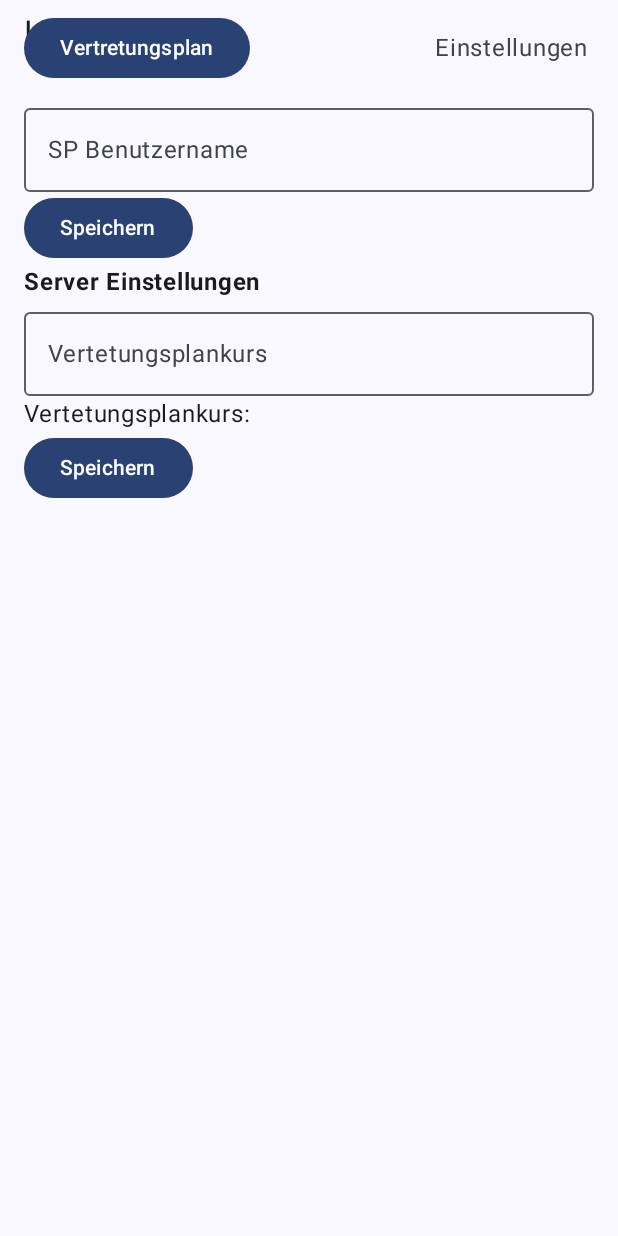
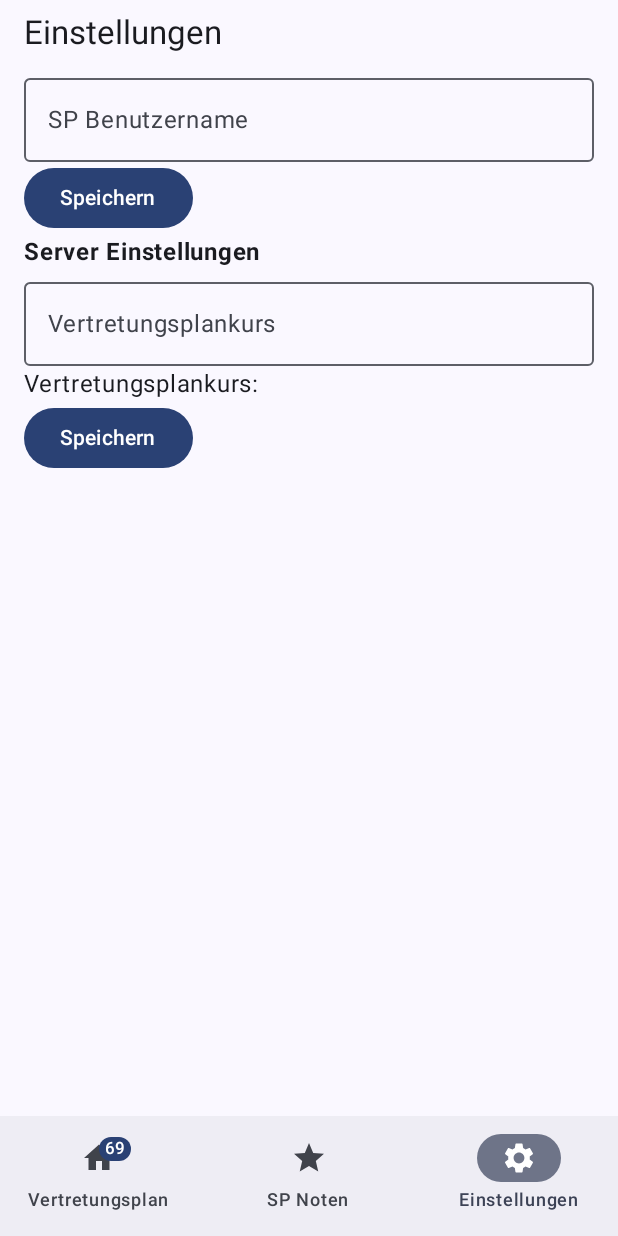
Before and after one commit to GXBaum/spclientandroid, an Android app built with Jetpack Compose: the SettingsScreen screen opened through its navigation route, on a phone screen of 412 x 824 dp. Run offline under Robolectric (Android 15) with nearby library versions, the phone set to English and light mode, and no system bars; our stand-ins replace Dagger/Hilt's generated code.

Commit message:
refactor mit navigation bar unten, nested navigation graphs

```diff
--- a/app/src/main/java/de/rafaelbeckmann/hvkclient/MainActivity.kt
+++ b/app/src/main/java/de/rafaelbeckmann/hvkclient/MainActivity.kt
@@ -5,7 +5,6 @@ import android.content.pm.PackageManager
 import android.os.Build
 import android.os.Bundle
 import android.util.Log
-import android.widget.Toast
 import androidx.activity.ComponentActivity
 import androidx.activity.compose.setContent
 import androidx.activity.enableEdgeToEdge
@@ -19,30 +18,38 @@ import androidx.compose.animation.scaleOut
 import androidx.compose.animation.slideInHorizontally
 import androidx.compose.animation.slideOutHorizontally
 import androidx.compose.foundation.background
-import androidx.compose.foundation.clickable
 import androidx.compose.foundation.layout.WindowInsets
 import androidx.compose.foundation.layout.fillMaxSize
 import androidx.compose.foundation.layout.padding
 import androidx.compose.foundation.layout.statusBars
-import androidx.compose.material3.Button
+import androidx.compose.material.icons.Icons
+import androidx.compose.material.icons.filled.Grade
+import androidx.compose.material.icons.filled.Home
+import androidx.compose.material.icons.filled.Settings
+import androidx.compose.material3.Badge
+import androidx.compose.material3.BadgedBox
 import androidx.compose.material3.ExperimentalMaterial3Api
+import androidx.compose.material3.Icon
+import androidx.compose.material3.MaterialTheme
+import androidx.compose.material3.NavigationBar
+import androidx.compose.material3.NavigationBarItem
 import androidx.compose.material3.Scaffold
 import androidx.compose.material3.Text
-import androidx.compose.material3.TopAppBar
 import androidx.compose.runtime.LaunchedEffect
 import androidx.compose.runtime.getValue
-import androidx.compose.runtime.mutableStateOf
 import androidx.compose.runtime.rememberCoroutineScope
-import androidx.compose.runtime.saveable.rememberSaveable
-import androidx.compose.runtime.setValue
 import androidx.compose.ui.Modifier
 import androidx.compose.ui.graphics.Color
+import androidx.compose.ui.graphics.vector.ImageVector
 import androidx.compose.ui.platform.LocalContext
-import androidx.compose.ui.unit.dp
 import androidx.core.app.ActivityCompat
 import androidx.core.content.ContextCompat
+import androidx.navigation.NavDestination.Companion.hierarchy
+import androidx.navigation.NavGraph.Companion.findStartDestination
 import androidx.navigation.compose.NavHost
 import androidx.navigation.compose.composable
+import androidx.navigation.compose.currentBackStackEntryAsState
+import androidx.navigation.compose.navigation
 import androidx.navigation.compose.rememberNavController
 import androidx.navigation.toRoute
 import dagger.hilt.android.AndroidEntryPoint
@@ -52,7 +59,6 @@ import de.rafaelbeckmann.hvkclient.ui.revealmark.RevealMarkScreen
 import de.rafaelbeckmann.hvkclient.ui.settings.SettingsScreen
 import de.rafaelbeckmann.hvkclient.ui.theme.HvKClientTheme
 import de.rafaelbeckmann.hvkclient.ui.vp.VpScreen
-import kotlinx.coroutines.launch
 import kotlinx.serialization.Serializable
 import javax.inject.Inject
 
@@ -83,16 +89,6 @@ class MainActivity : ComponentActivity() {
 
                 val navController = rememberNavController()
 
-
-                var actionBarTitle by rememberSaveable { mutableStateOf("HvK Client") }
-
-                /*LaunchedEffect(navController) {
-                    navController.currentBackStackEntryFlow.collect { backStackEntry ->
-                        // You can map the title based on the route using:
-                        actionBarTitle = getTitleByRoute(context, backStackEntry.destination.route)
-                    }
-                }*/
-
                 // Handle deep link from notification
                 LaunchedEffect(Unit) {
                     Log.d("test123", "Received navigateToRevealMark: $navigateToRevealMark, grade: $grade")
@@ -121,62 +117,55 @@ class MainActivity : ComponentActivity() {
                     contentWindowInsets = WindowInsets.statusBars,
 
                     modifier = Modifier.fillMaxSize(),
-                    topBar = {
-                        TopAppBar(
-                            title = {
-                                Text(
-                                    text = actionBarTitle,
-                                    Modifier.clickable(
+                    bottomBar = {
+                        val navBackStackEntry by navController.currentBackStackEntryAsState()
+                        val currentDestination = navBackStackEntry?.destination
+
+                        val navItemList = listOf(
+                            navItem("Vertretungsplan", Icons.Default.Home, 69, VpGraph),
+                            navItem("SP Noten", Icons.Default.Grade, 0, CoursesGraph),
+                            navItem("Einstellungen", Icons.Default.Settings, 0, SettingsGraph)
+                        )
+
+                        NavigationBar {
+                            navItemList.forEach { navItem ->
+                                val isSelected = currentDestination?.hierarchy?.any {
+                                    it.route == navItem.screenObject::class.qualifiedName
+                                } == true
+
+                                NavigationBarItem(
+                                    icon = {
+                                        BadgedBox(badge = {
+                                            if (navItem.badgeCount > 0) {
+                                                Badge(
+                                                    containerColor = MaterialTheme.colorScheme.primary
+                                                ) {
+                                                    Text(text = navItem.badgeCount.toString())
+                                                }
+                                            }
+                                        }) {
+                                            Icon(navItem.icon, contentDescription = navItem.label)
+                                        }
+                                    },
+                                    label = { Text(navItem.label) },
+                                    selected = isSelected,
                                     onClick = {
-                                            scope.launch {
-                                                val saved = prefUtils.getString("isDeveloper")
-                                                 if (saved == "true") {
-                                                    prefUtils.saveString("isDeveloper", "false")
-                                                    Toast.makeText(
-                                                        context,
-                                                        "Du bist jetzt wieder im normalen Modus",
-                                                        Toast.LENGTH_LONG
-                                                    ).show()
-                                                } else {
-                                                     prefUtils.saveString("isDeveloper", "true")
-                                                     Toast.makeText(
-                                                         context,
-                                                         "Du bist jetzt im Debug Modus (No Diddy)",
-                                                         Toast.LENGTH_LONG
-                                                     ).show()
+                                        navController.navigate(navItem.screenObject) {
+                                            popUpTo(navController.graph.findStartDestination().id) {
+                                                saveState = true
+                                            }
+                                            launchSingleTop = true
+                                            restoreState = true
+                                        }
+                                    }
+                                )
                             }
                         }
                     }
-                                    )
-                                )
-
-                                Button(
-                                    onClick = {
-                                        navController.navigate(
-                                            VpScreen
-                                        )
-                                    }
-                                ) {
-                                    Text("Vertretungsplan")
-                                }
-                            },
-                            actions = {
-                                Text(
-                                    text = "Einstellungen",
-                                    modifier = Modifier
-                                        .padding(16.dp)
-                                        .clickable {
-                                            navController.navigate(SettingsScreen)
-                                        }
-                                )
-                            },
-                        )
-                    },
-                    bottomBar = { }
                 ) { innerPadding ->
                     NavHost(
                         navController = navController,
-                        startDestination = CoursesScreen,
+                        startDestination = VpGraph,
                         modifier = Modifier
                             .fillMaxSize()
                             .padding(innerPadding),
@@ -234,7 +223,20 @@ class MainActivity : ComponentActivity() {
                                     scaleOut(animationSpec = tween(durationMillis = 200), targetScale = 0.95f)
                         }
                     ) {
+                        navigation<VpGraph>(
+                            startDestination = VpScreen
+                        ) {
+                            composable<VpScreen> {
+                                VpScreen(
+                                    modifier = Modifier
+                                        .fillMaxSize()
+                                )
+                            }
+                        }
 
+                        navigation<CoursesGraph>(
+                            startDestination = CoursesScreen
+                        ) {
                             composable<CoursesScreen> {
                                 CoursesScreen(
                                     onCourseClick = { course ->
@@ -272,19 +274,17 @@ class MainActivity : ComponentActivity() {
                                     grade = args.grade
                                 )
                             }
+                        }
 
+                        navigation<SettingsGraph>(
+                            startDestination = SettingsScreen
+                        ) {
                             composable<SettingsScreen> {
                                 SettingsScreen(
                                     modifier = Modifier
                                         .fillMaxSize()
                                 )
                             }
-
-                        composable<VpScreen> {
-                            VpScreen(
-                                modifier = Modifier
-                                    .fillMaxSize()
-                            )
                         }
                     }
                 }
@@ -311,6 +311,14 @@ class MainActivity : ComponentActivity() {
 }
 
 
+@Serializable
+object VpGraph
+
+@Serializable
+object CoursesGraph
+
+@Serializable
+object SettingsGraph
 
 @Serializable
 object CoursesScreen
@@ -331,3 +339,11 @@ object SettingsScreen
 
 @Serializable
 object VpScreen
+
+
+data class navItem(
+    val label: String,
+    val icon: ImageVector,
+    val badgeCount: Int,
+    val screenObject: Any
+)
--- a/app/src/main/java/de/rafaelbeckmann/hvkclient/ui/settings/SettingsScreen.kt
+++ b/app/src/main/java/de/rafaelbeckmann/hvkclient/ui/settings/SettingsScreen.kt
@@ -1,10 +1,12 @@
 package de.rafaelbeckmann.hvkclient.ui.settings
 
+import androidx.compose.foundation.clickable
 import androidx.compose.foundation.layout.Column
 import androidx.compose.foundation.layout.fillMaxSize
 import androidx.compose.foundation.layout.fillMaxWidth
 import androidx.compose.foundation.layout.padding
 import androidx.compose.material3.Button
+import androidx.compose.material3.MaterialTheme
 import androidx.compose.material3.OutlinedTextField
 import androidx.compose.material3.Text
 import androidx.compose.runtime.Composable
@@ -15,6 +17,7 @@ import androidx.compose.runtime.remember
 import androidx.compose.runtime.rememberCoroutineScope
 import androidx.compose.runtime.setValue
 import androidx.compose.ui.Modifier
+import androidx.compose.ui.platform.LocalContext
 import androidx.compose.ui.text.font.FontWeight
 import androidx.compose.ui.unit.dp
 import androidx.hilt.navigation.compose.hiltViewModel
@@ -32,12 +35,26 @@ fun SettingsScreen(
     val vpSelectedCourse = viewModel.vpSelectedCourse.collectAsState()
     var vpCoursenameInput by remember { mutableStateOf("") }
 
+    val context = LocalContext.current
+
+
 
     Column (
         modifier = modifier
             .padding(horizontal = 16.dp)
             .fillMaxSize()
     ) {
+        Text(
+            text = "Einstellungen",
+            style = MaterialTheme.typography.titleLarge,
+            modifier = Modifier.padding(vertical = 8.dp)
+                .clickable(
+                    onClick = {
+                        viewModel.toggleDeveloperMode(context)
+                    }
+                ),
+        )
+
         OutlinedTextField(
             value = username,
             onValueChange = { username = it },
@@ -67,12 +84,12 @@ fun SettingsScreen(
         OutlinedTextField(
             value = vpCoursenameInput,
             onValueChange = {vpCoursenameInput = it },
-            label = { Text("Vertetungsplankurs") },
+            label = { Text("Vertretungsplankurs") },
             modifier = Modifier.fillMaxWidth()
         )
 
         Text(
-            text = "Vertetungsplankurs: ${vpSelectedCourse.value}",
+            text = "Vertretungsplankurs: ${vpSelectedCourse.value}",
             modifier = Modifier.fillMaxWidth()
         )
 
--- a/app/src/main/res/values/themes.xml
+++ b/app/src/main/res/values/themes.xml
@@ -3,3 +3,5 @@
 
     <style name="Theme.HvKClient" parent="android:Theme.Material.Light.NoActionBar" />
 </resources>
+
+<!-- // TODO: splash screen ist immer weiß, auch im dark mode -->
```
Also changed, not shown: app/src/main/java/de/rafaelbeckmann/hvkclient/ui/coursedetail/CourseDetailScreen.kt (+15 -5 lines), app/src/main/java/de/rafaelbeckmann/hvkclient/ui/settings/SettingsViewModel.kt (+30 -0 lines). Lines whose indentation alone changed are shown as unchanged.
